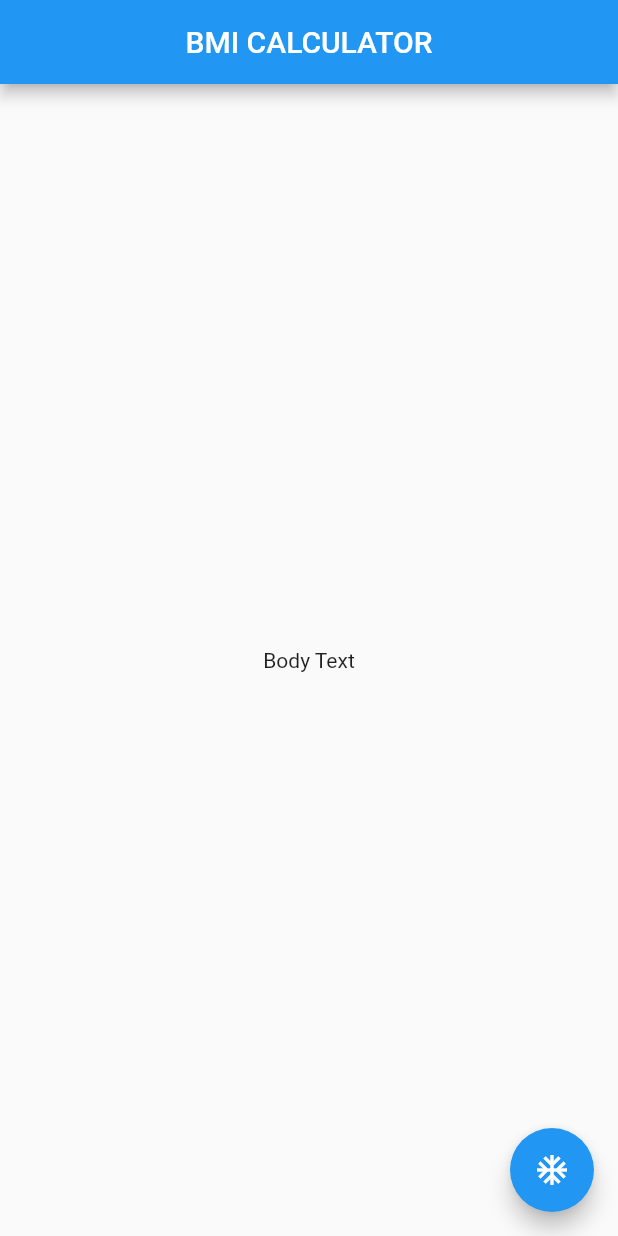
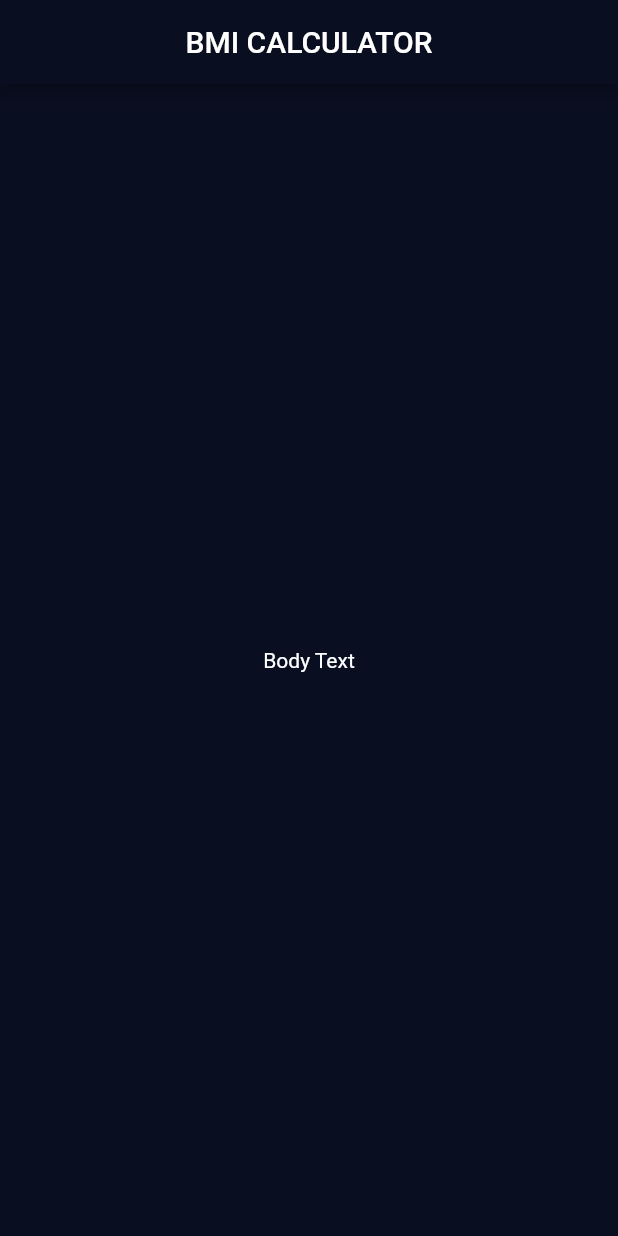
Before and after one commit to Meruem243/bmi_calculator, a Flutter app: the screen it shows after launch, on a phone screen of 412 x 824 dp. Run offline on Flutter 3.47's test engine with Material 2 defaults, Android fonts, the phone set to English and light mode, and no system bars.

Commit message:
changing theme

```diff
--- /dev/null
+++ b/lib/input_page.dart
@@ -0,0 +1,23 @@
+import 'package:flutter/material.dart';
+
+class InputPage extends StatefulWidget {
+  const InputPage({super.key});
+
+  @override
+  createState() => _InputPageState();
+}
+
+class _InputPageState extends State<InputPage> {
+  @override
+  Widget build(BuildContext context) {
+    return Scaffold(
+      appBar: AppBar(
+        title: const Text('BMI CALCULATOR'),
+        centerTitle: true,
+      ),
+      body: const Center(
+        child: Text('Body Text'),
+      ),
+    );
+  }
+}
--- a/lib/main.dart
+++ b/lib/main.dart
@@ -1,40 +1,23 @@
 import 'package:flutter/material.dart';
+import 'input_page.dart';
 
 void main() => runApp(const BMICalculator());
 
 class BMICalculator extends StatelessWidget {
   const BMICalculator({super.key});
 
+  // BMICalculator({super.key});
+
   @override
   Widget build(BuildContext context) {
-    return const MaterialApp(
-      home: InputPage(),
+    return MaterialApp(
+      theme: ThemeData.dark().copyWith(
+        appBarTheme: const AppBarTheme(
+          color: Color(0xFF0a0E21),
+        ),
+        scaffoldBackgroundColor: const Color(0xFF0a0E21),
+      ),
+      home: const InputPage(),
     );
   }
 }
-
-class InputPage extends StatefulWidget {
-  const InputPage({super.key});
-
-  @override
-  createState() => _InputPageState();
-}
-
-class _InputPageState extends State<InputPage> {
-  @override
-  Widget build(BuildContext context) {
-    return Scaffold(
-      appBar: AppBar(
-        title: const Text('BMI CALCULATOR'),
-        centerTitle: true,
-      ),
-      body: const Center(
-        child: Text('Body Text'),
-      ),
-      floatingActionButton: FloatingActionButton(
-        onPressed: () {},
-        child: const Icon(Icons.ac_unit),
-      ),
-    );
-  }
-}
```
